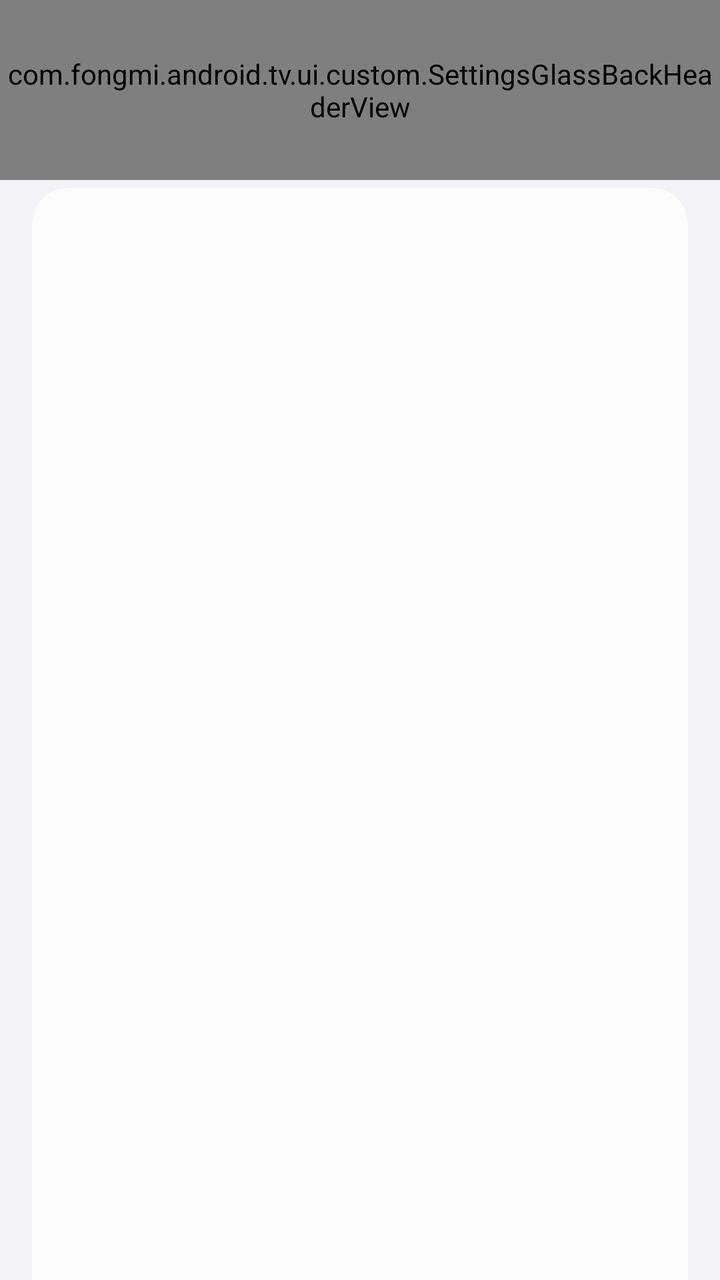
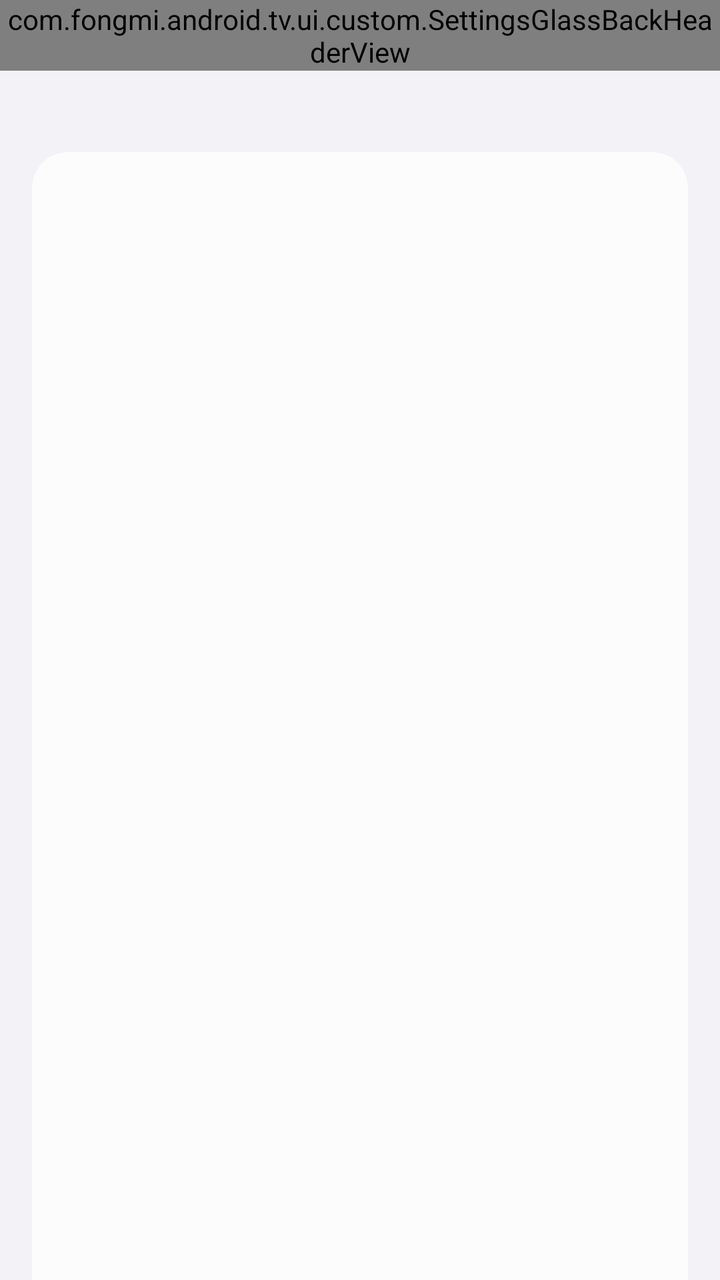

Screens rendered from an Android XML layout before and after an edit, with the pre-edit source and the edit as a unified diff.
<!-- AndroidManifest.xml: another module's application theme AppTheme -->
<!-- res/layout/activity_setting_laboratory.xml -->
<?xml version="1.0" encoding="utf-8"?>
<FrameLayout xmlns:android="http://schemas.android.com/apk/res/android"
    android:layout_width="match_parent"
    android:layout_height="match_parent"
    android:background="@color/screen_background"
    android:clipChildren="false"
    android:clipToPadding="false"
    android:fitsSystemWindows="true">

    <androidx.core.widget.NestedScrollView
        android:id="@+id/content"
        android:layout_width="match_parent"
        android:layout_height="match_parent"
        android:clipToPadding="false"
        android:fillViewport="true"
        android:overScrollMode="never"
        android:paddingTop="90dp">

        <LinearLayout
            android:layout_width="match_parent"
            android:layout_height="wrap_content"
            android:orientation="vertical"
            android:paddingStart="16dp"
            android:paddingTop="4dp"
            android:paddingEnd="16dp"
            android:paddingBottom="24dp">

            <TextView
                style="@style/SettingsSectionHeader"
                android:layout_marginTop="0dp"
                android:text="@string/laboratory_section_navigation" />

            <LinearLayout style="@style/SettingsCard">

                <LinearLayout
                    android:id="@+id/liquidGlassNavigation"
                    style="@style/SettingsRow">

                    <ImageView
                        style="@style/SettingsRowIcon"
                        android:src="@drawable/ic_setting_laboratory" />

                    <LinearLayout
                        android:layout_width="0dp"
                        android:layout_height="wrap_content"
                        android:layout_marginEnd="12dp"
                        android:layout_weight="1"
                        android:orientation="vertical">

                        <TextView
                            style="@style/SettingsTitle"
                            android:layout_width="wrap_content"
                            android:layout_height="wrap_content"
                            android:text="@string/laboratory_liquid_glass_navigation" />

                        <TextView
                            style="@style/SettingsSummary"
                            android:layout_width="match_parent"
                            android:layout_height="wrap_content"
                            android:layout_marginTop="3dp"
                            android:text="@string/laboratory_liquid_glass_navigation_summary" />

                    </LinearLayout>

                    <com.fongmi.android.tv.ui.custom.LiquidGlassSwitch
                        android:id="@+id/liquidGlassNavigationSwitch"
                        android:layout_width="wrap_content"
                        android:layout_height="wrap_content" />

                </LinearLayout>

                <View
                    android:layout_width="match_parent"
                    android:layout_height="1dp"
                    android:layout_marginStart="56dp"
                    android:layout_marginEnd="16dp"
                    android:background="@color/separator" />

                <LinearLayout
                    android:id="@+id/glassShowcase"
                    style="@style/SettingsRow">

                    <ImageView
                        style="@style/SettingsRowIcon"
                        android:src="@drawable/ic_settings_showcase" />

                    <LinearLayout
                        android:layout_width="0dp"
                        android:layout_height="wrap_content"
                        android:layout_weight="1"
                        android:orientation="vertical">

                        <TextView
                            style="@style/SettingsTitle"
                            android:layout_width="wrap_content"
                            android:layout_height="wrap_content"
                            android:text="@string/glass_showcase_title" />

                        <TextView
                            style="@style/SettingsSummary"
                            android:layout_width="match_parent"
                            android:layout_height="wrap_content"
                            android:layout_marginTop="3dp"
                            android:text="@string/glass_showcase_summary" />

                    </LinearLayout>

                    <ImageView
                        android:layout_width="20dp"
                        android:layout_height="20dp"
                        android:layout_marginStart="8dp"
                        android:src="@drawable/ic_arrow_right"
                        android:tint="@color/text_secondary" />

                </LinearLayout>

            </LinearLayout>

        </LinearLayout>
    </androidx.core.widget.NestedScrollView>

    <com.fongmi.android.tv.ui.custom.SettingsGlassBackHeaderView
        android:id="@+id/header"
        android:layout_width="match_parent"
        android:layout_height="90dp"
        android:elevation="0dp"
        android:outlineProvider="none" />

</FrameLayout>
<!-- resources referenced by this layout -->
<resources>
  <color name="screen_background">#FFF2F2F7</color>
  <color name="separator">#263C3C43</color>
  <color name="text_secondary">#FF6C6C70</color>
  <string name="glass_showcase_summary">View and interact with every named Backdrop catalog style</string>
  <string name="glass_showcase_title">Liquid Glass Gallery</string>
  <string name="laboratory_liquid_glass_navigation">Liquid glass bottom bar</string>
  <string name="laboratory_liquid_glass_navigation_summary">Floating capsule with full refraction on Android 13+ and a translucent fallback on older systems</string>
  <string name="laboratory_section_navigation">Navigation Experiments</string>
  <style name="SettingsSectionHeader" parent="SettingsSectionTitle">
          <item name="android:layout_width">match_parent</item>
          <item name="android:layout_height">wrap_content</item>
          <item name="android:visibility">gone</item>
      </style>
  <style name="SettingsSummary" parent="TextAppearance.Material3.BodyMedium">
          <item name="android:textColor">@color/text_secondary</item>
          <item name="android:textSize">13sp</item>
      </style>
  <style name="SettingsTitle" parent="TextAppearance.Material3.BodyLarge">
          <item name="android:textColor">@color/text_primary</item>
          <item name="android:textSize">16sp</item>
      </style>
  <style name="AppTheme" parent="BaseTheme">
          <item name="android:windowTranslucentStatus">true</item>
      </style>
  <color name="white_50">#80FFFFFF</color>
  <!-- drawable shape_settings_card (drawable) -->
  <?xml version="1.0" encoding="utf-8"?>
  <shape xmlns:android="http://schemas.android.com/apk/res/android" android:shape="rectangle">
      <solid android:color="@color/settings_card_background" />
      <corners android:radius="18dp" />
  </shape>
  <style name="SettingsSectionTitle" parent="TextAppearance.Material3.LabelLarge">
          <item name="android:textColor">@color/text_secondary</item>
          <item name="android:textSize">13sp</item>
          <item name="android:textStyle">bold</item>
      </style>
  <color name="text_primary">#FF1C1C1E</color>
  <color name="settings_card_background">#C2FFFFFF</color>
  <color name="transparent">#00000000</color>
  <color name="primary">#FFEB3B</color>
  <color name="primaryDark">#FDD835</color>
  <color name="black">#000000</color>
  <color name="accent">#FFEB3B</color>
  <color name="surface_primary">#FFFFFFFF</color>
  <color name="surface_secondary">#FFE5E5EA</color>
  <style name="BottomSheetDialog" parent="Theme.Material3.DayNight.BottomSheetDialog">
          
          <item name="android:backgroundDimEnabled">false</item>
          <item name="android:windowIsFloating">false</item>
          <item name="bottomSheetStyle">@style/ModalBottomSheetDialog</item>
      </style>
  <style name="Widget.App.TextInputLayout" parent="Widget.Material3.TextInputLayout.OutlinedBox">
          <item name="shapeAppearanceOverlay">@style/ShapeAppearance.App.TextInputLayout</item>
      </style>
  <style name="BottomNavigationView.TextAppearance" parent="TextAppearance.AppCompat">
          <item name="android:textSize">12sp</item>
          <item name="android:textStyle">normal</item>
      </style>
  <style name="ShapeAppearance.App.TextInputLayout" parent="ShapeAppearance.Material3.SmallComponent">
          <item name="cornerFamily">rounded</item>
          <item name="cornerSize">14dp</item>
      </style>
  <style name="AlertDialogButton" parent="Widget.Material3.Button.TextButton.Dialog">
          <item name="android:textColor">?attr/colorPrimary</item>
      </style>
  <style name="ShapeAppearance.App.LargeComponent" parent="ShapeAppearance.Material3.LargeComponent">
          <item name="cornerSize">16dp</item>
      </style>
  <!-- unchanged entries left out for length: 11 -->
</resources>

<!-- the commit's change to res/layout/activity_setting_laboratory.xml (unified diff, before → after) -->
@@ -4,8 +4,7 @@
     android:layout_height="match_parent"
     android:background="@color/screen_background"
     android:clipChildren="false"
-    android:clipToPadding="false"
-    android:fitsSystemWindows="true">
+    android:clipToPadding="false">
 
     <androidx.core.widget.NestedScrollView
         android:id="@+id/content"
@@ -14,7 +13,7 @@
         android:clipToPadding="false"
         android:fillViewport="true"
         android:overScrollMode="never"
-        android:paddingTop="90dp">
+        android:paddingTop="72dp">
 
         <LinearLayout
             android:layout_width="match_parent"
@@ -122,7 +121,7 @@
     <com.fongmi.android.tv.ui.custom.SettingsGlassBackHeaderView
         android:id="@+id/header"
         android:layout_width="match_parent"
-        android:layout_height="90dp"
+        android:layout_height="wrap_content"
         android:elevation="0dp"
         android:outlineProvider="none" />
 
